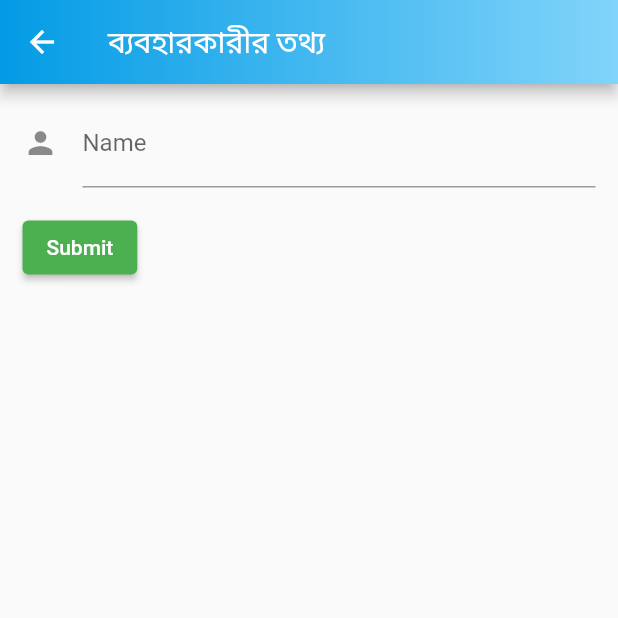
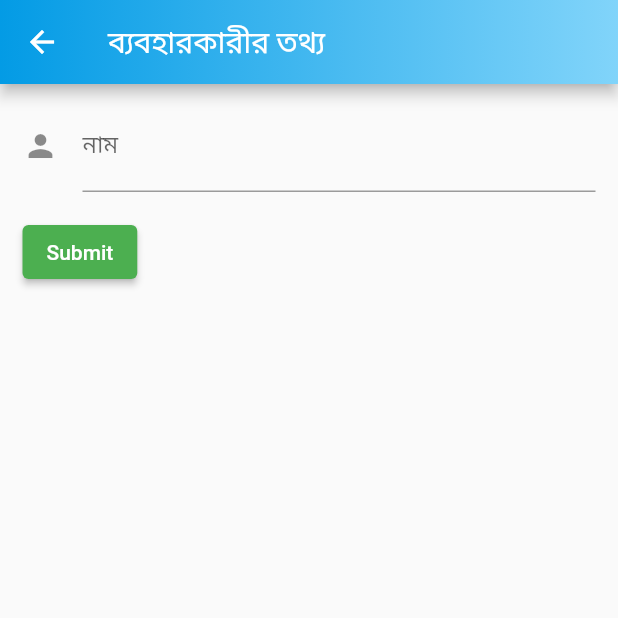
Before and after one commit to Azimul-Haque/diordnarabdnasjb, a Flutter app: the ProfileEditPage screen opened directly with empty values, on a phone screen of 412 x 824 dp, the top half of it. Run offline on Flutter 3.47's test engine with Material 2 defaults, Android fonts, the phone set to English and light mode, and no system bars; our stand-ins replace firebase_auth, firebase_core, pinput; missing offline and left inert: onesignal_flutter; accounts and stored records are empty.

Commit message:
Commit Thu 06/16/2022  2:22:53.23 10348

```diff
--- a/lib/profileedit.dart
+++ b/lib/profileedit.dart
@@ -41,8 +41,8 @@ class _ProfileEditPageState extends State<ProfileEditPage> {
                   TextFormField(
                     decoration: const InputDecoration(
                       icon: Icon(Icons.person),
-                      hintText: 'What do people call you?',
-                      labelText: 'Name',
+                      hintText: 'আপনার নাম লিখুন',
+                      labelText: 'নাম',
                     ),
                     validator: (value) {
                       if (value == null || value.isEmpty) {
```
